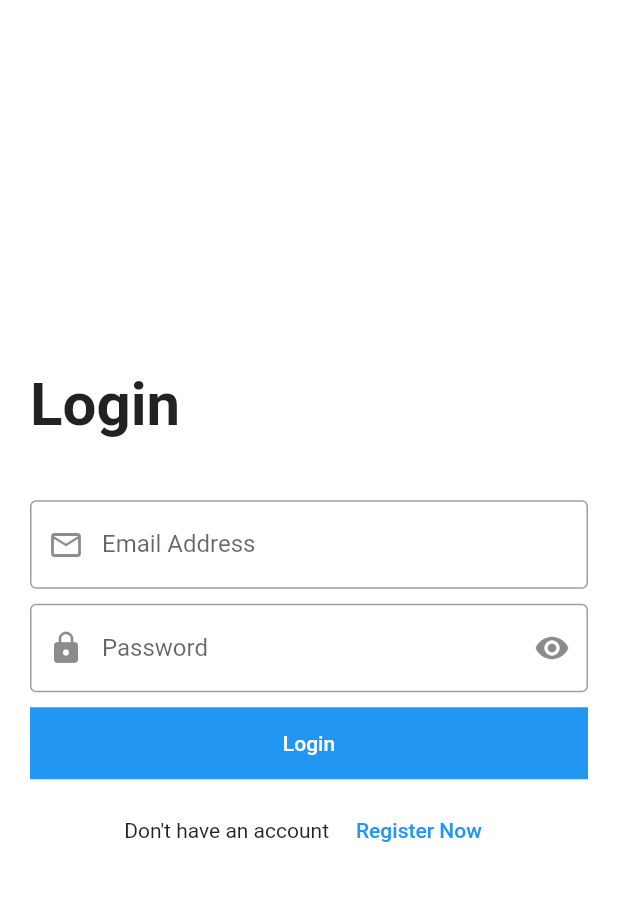
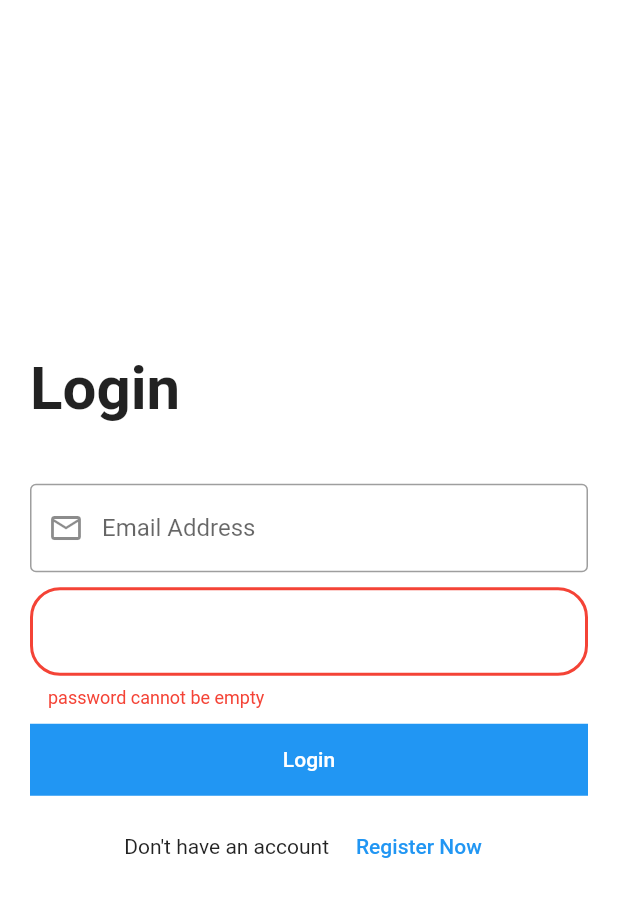
Before and after one commit to KareemMansy123/Flutter_Bloc, a Flutter app: the screen it shows after launch, on a phone screen of 412 x 824 dp. Shown: the top 897 px of the screen. Run offline on Flutter 3.47's test engine with Material 2 defaults, Android fonts, the phone set to English and light mode, and no system bars; our stand-ins replace conditional_builder_null_safety, dio, flutter_bloc.

Commit message:
decoration for password form field
The added code would help you make the UI of Password Form more clear ,also it would help you while working with flutter_bloc down the road.

From a random guy who found you on the Linkedin :)

```diff
--- a/lib/Modules/login/login_screen.dart
+++ b/lib/Modules/login/login_screen.dart
@@ -48,13 +48,27 @@ class LoginScreen extends StatelessWidget {
                     controller: passwordController,
                     keyboardType: TextInputType.visiblePassword,
                     obscureText: true,
-                    decoration: const InputDecoration(
-                        labelText: "Password",
-                        // hintText: "Email Address"
-                        // border: InputBorder.none // will remove under line
-                        border: OutlineInputBorder(),
-                        prefixIcon: Icon(Icons.lock),
-                        suffixIcon: Icon(Icons.remove_red_eye)),
+                    // below decoration code would help you in designing the login error UI properly
+                    decoration: InputDecoration(
+                            errorBorder:const OutlineInputBorder(
+                            borderSide: BorderSide(width: 2.0, color: Colors.red),
+                            borderRadius: BorderRadius.all(Radius.circular(20.0))),
+                            errorStyle: const TextStyle(color: Colors.red),
+                            errorText:"password cannot be empty" ,
+                            focusedBorder: const OutlineInputBorder(
+                                      borderSide: BorderSide(width: 2.0, color: Colors.white),
+                                        borderRadius: BorderRadius.all(Radius.circular(20.0))),
+                            focusedErrorBorder: const OutlineInputBorder(
+                            borderSide: BorderSide(width: 2.0, color: Colors.red),
+                            borderRadius: BorderRadius.all(Radius.circular(20.0))),
+                            enabledBorder: const OutlineInputBorder(
+                            borderSide: BorderSide(width: 2.0, color: Colors.white),
+                            borderRadius: BorderRadius.all(Radius.circular(20.0))),
+                            labelStyle: const TextStyle(
+                            fontWeight: FontWeight.bold, color: Colors.white),
+                            hintStyle: const TextStyle(color: Colors.white),
+                            labelText: "Password",
+              ),
                     onFieldSubmitted: (value) {
                       print(value);
                     },
```
